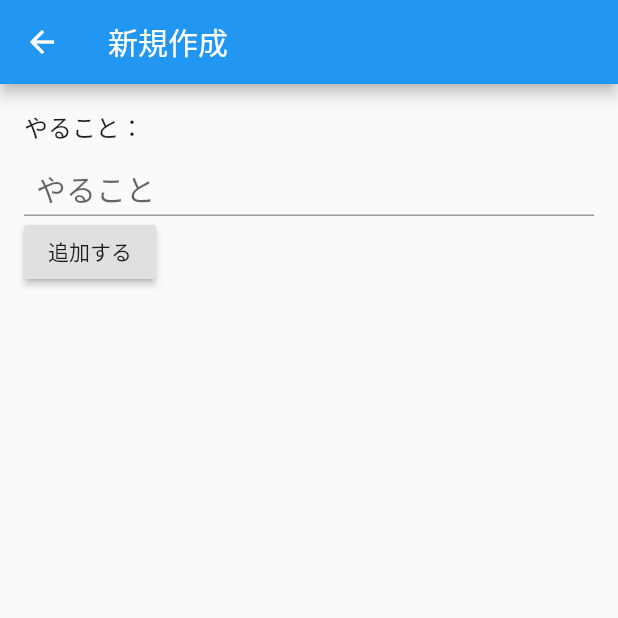
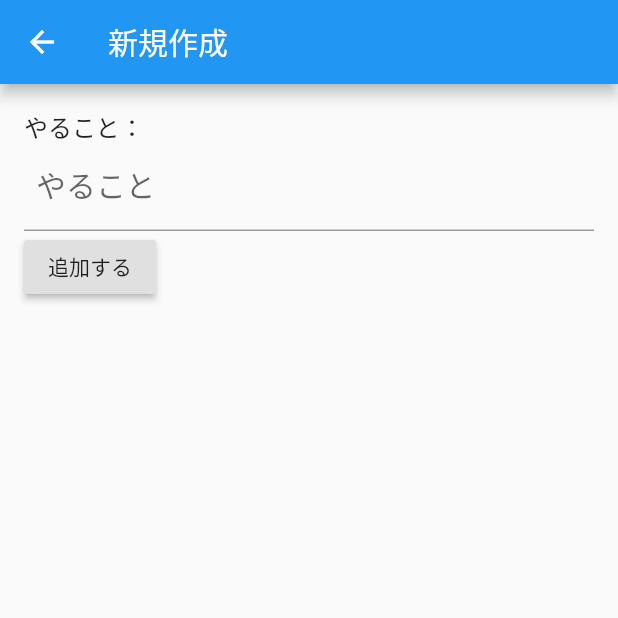
Before and after one commit to murakamiii/flutterTodo, a Flutter app: the screen it shows after launch, after a tap on the "add" icon, on a phone screen of 412 x 824 dp, the top half of it. Run offline on Flutter 3.47's test engine with Material 2 defaults, Android fonts, the phone set to English and light mode, and no system bars.

```diff
--- a/lib/main.dart
+++ b/lib/main.dart
@@ -1,6 +1,5 @@
 import 'package:flutter/material.dart';
 
-import './model/TodoItem.dart';
 import './newTodoPage.dart';
 import './repository/TodoRepository.dart';
 
@@ -44,9 +43,9 @@ class _MyHomePageState extends State<MyHomePage> {
         child: new ListView(
           children: _repository.todoList.map((todoItem) {
             return new ListTile(
-              title: new Text(todoItem.id.toString() + " " + todoItem.title),
+              title: new Text(todoItem.id.toString() + ": " + todoItem.title),
               trailing: new Text(todoItem.status.toString()),
-//              onTap: ,
+              onTap: () => _editTodo(todoItem.id),
             );
           }).toList(),
         ),
@@ -64,15 +63,26 @@ class _MyHomePageState extends State<MyHomePage> {
     super.initState();
 
     _repository.todoList = [
-      new TodoItem(1, 'いっこめ', TodoStatus.ready),
-      new TodoItem(2, 'にこめ', TodoStatus.doing)
+//      new TodoItem(1, 'いっこめ', TodoStatus.ready),
+//      new TodoItem(2, 'にこめ', TodoStatus.doing)
     ];
+  }
+
+  void _editTodo(int id) {
+    Navigator.push(
+      context,
+      MaterialPageRoute<Null>(
+          builder: (context) =>
+              NewTodoPage(pageInfo: TodoDetailInfo(DetailPageState.edit, id))),
+    );
   }
 
   void _addNewTodo() {
     Navigator.push(
       context,
-      MaterialPageRoute<Null>(builder: (context) => NewTodoPage()),
+      MaterialPageRoute<Null>(
+          builder: (context) =>
+              NewTodoPage(pageInfo: TodoDetailInfo(DetailPageState.create, 0))),
     );
   }
 }
--- a/lib/model/TodoItem.dart
+++ b/lib/model/TodoItem.dart
@@ -2,8 +2,8 @@ enum TodoStatus { ready, doing, done }
 
 class TodoItem extends Object {
   final int id;
-  final String title;
-  final TodoStatus status;
+  String title;
+  TodoStatus status;
 
   TodoItem(this.id, this.title, this.status);
 }
--- a/lib/newTodoPage.dart
+++ b/lib/newTodoPage.dart
@@ -2,24 +2,59 @@ import 'package:flutter/material.dart';
 
 import './repository/TodoRepository.dart';
 
+enum DetailPageState { create, edit }
+
+class TodoDetailInfo {
+  DetailPageState pageState;
+  int id;
+
+  TodoDetailInfo(this.pageState, this.id);
+}
+
+class DetailPresenter {
+  String pageTitle;
+  String initTitle;
+  String buttonTitle;
+  int editId;
+
+  DetailPresenter(TodoDetailInfo info) {
+    this.pageTitle = info.pageState == DetailPageState.create ? "新規作成" : "編集";
+    this.initTitle = info.pageState == DetailPageState.create
+        ? ""
+        : TodoRepository().getItemById(info.id).title;
+    this.buttonTitle =
+        info.pageState == DetailPageState.create ? "追加する" : "変更する";
+    this.editId = info.id;
+  }
+}
+
 class NewTodoPage extends StatefulWidget {
-  NewTodoPage({Key key, this.title}) : super(key: key);
+  NewTodoPage({Key key, this.title, @required this.pageInfo}) : super(key: key);
 
   final String title;
+  final TodoDetailInfo pageInfo;
 
   @override
   _NewTodoPageState createState() => _NewTodoPageState();
 }
 
 class _NewTodoPageState extends State<NewTodoPage> {
-  TodoRepository _repository = new TodoRepository();
-  String _todoTitle = "";
+  TodoRepository _repository = TodoRepository();
+  TextEditingController _controller;
+  DetailPresenter _presenter;
+
+  @override
+  void initState() {
+    super.initState();
+    _presenter = DetailPresenter(widget.pageInfo);
+    _controller = TextEditingController(text: _presenter.initTitle);
+  }
 
   @override
   Widget build(BuildContext context) {
     return Scaffold(
         appBar: AppBar(
-          title: Text("新規作成"),
+          title: Text(_presenter.pageTitle),
         ),
         resizeToAvoidBottomPadding: false,
         body: Container(
@@ -35,23 +70,36 @@ class _NewTodoPageState extends State<NewTodoPage> {
             TextField(
               decoration: InputDecoration(
                   hintText: "やること",
-                  contentPadding: EdgeInsets.fromLTRB(8, 12, 8, 0)),
+                  contentPadding: EdgeInsets.fromLTRB(8, 12, 8, 16)),
               style: TextStyle(fontSize: 20, color: Colors.black87),
-              onChanged: (text) {
-                _todoTitle = text;
-              },
+              controller: _controller,
             ),
             RaisedButton(
-              onPressed: () => _addNewTodo(),
-              child: Text('追加する'),
+              onPressed: () => _buttonAction(),
+              child: Text(_presenter.buttonTitle),
             )
           ]),
         ));
   }
 
+  void _buttonAction() {
+    if (_presenter.editId == 0) {
+      _addNewTodo();
+    } else {
+      _editTodo();
+    }
+  }
+
   void _addNewTodo() {
     setState(() {
-      _repository.addNewItem(_todoTitle);
+      _repository.addNewItem(_controller.text);
+    });
+    Navigator.pop(context);
+  }
+
+  void _editTodo() {
+    setState(() {
+      _repository.editItemById(widget.pageInfo.id, _controller.text);
     });
     Navigator.pop(context);
   }
```
Also changed, not shown: lib/repository/TodoRepository.dart (+11 -1 lines).
